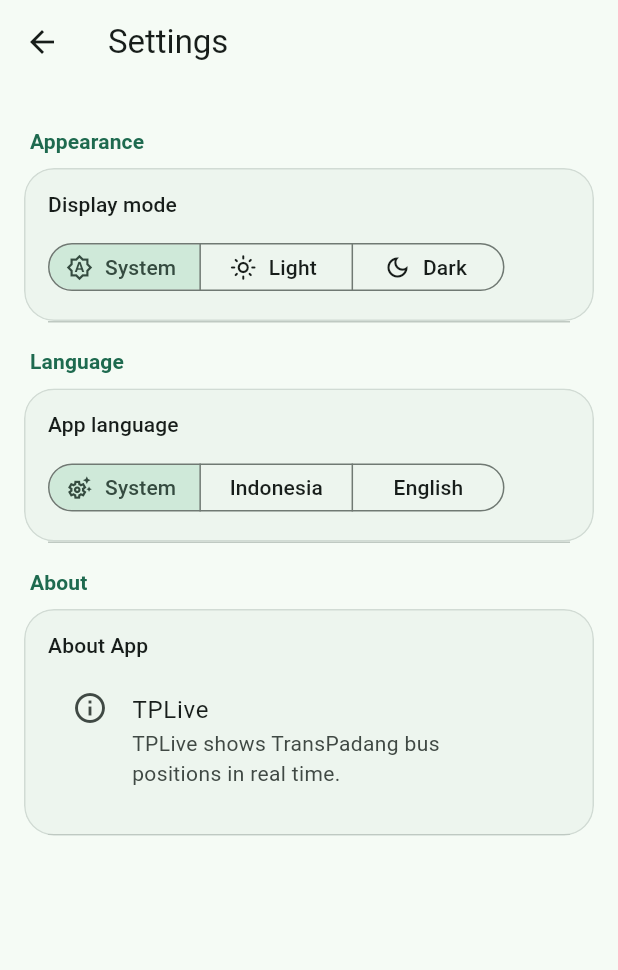
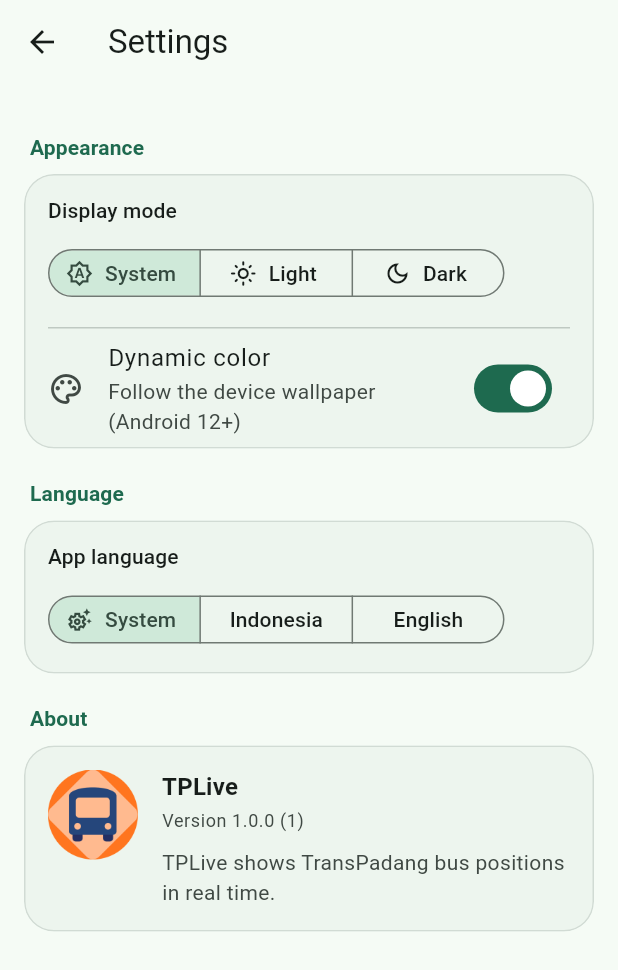
Before and after one commit to dwikyalfira/TPLive-Transpadang-Bus-Tracker, a Flutter app: the SettingsScreen screen opened directly, on a phone screen of 412 x 824 dp. Shown: the top 970 px of the screen. Run offline on Flutter 3.47's test engine with Material 3 defaults, Android fonts, the light colour scheme and no system bars; drawn by our look-alikes of dynamic_color; our stand-ins replace flutter_riverpod, geolocator, latlong2, package_info_plus, shared_preferences; accounts and stored records are empty; network calls fail.

Commit message:
feat(settings): restore dynamic color toggle and revamp About section
Adds dynamic color switch back to settings (wired to existing theme dynamic color logic), tidies layout by moving dividers inside cards, and revamps About with the app logo and version info (package_info_plus). Updates l10n keys and tests accordingly.

```diff
--- a/lib/features/settings/presentation/settings_screen.dart
+++ b/lib/features/settings/presentation/settings_screen.dart
@@ -1,5 +1,6 @@
 import 'package:flutter/material.dart';
 import 'package:flutter_riverpod/flutter_riverpod.dart';
+import 'package:package_info_plus/package_info_plus.dart';
 
 import '../../../core/settings.dart';
 import '../../../l10n/app_localizations.dart';
@@ -36,7 +37,7 @@ class _SectionLabel extends StatelessWidget {
   Widget build(BuildContext context) {
     final theme = Theme.of(context);
     return Padding(
-      padding: const EdgeInsets.fromLTRB(4, 16, 4, 8),
+      padding: const EdgeInsets.fromLTRB(4, 20, 4, 8),
       child: Text(
         text,
         style: theme.textTheme.titleSmall?.copyWith(
@@ -112,8 +113,6 @@ class _CardDivider extends StatelessWidget {
 
 // --- Class SettingsScreen ---
 
-/// Halaman preferensi aplikasi bergaya Material 3: mode tampilan, warna
-/// dinamis, bahasa.
 class SettingsScreen extends ConsumerWidget {
   const SettingsScreen({super.key});
 
@@ -158,9 +157,16 @@ class SettingsScreen extends ConsumerWidget {
                       notifier.setThemeMode(selection.first),
                 ),
               ),
+              const _CardDivider(),
+              SwitchListTile(
+                secondary: const Icon(Icons.palette_outlined),
+                title: Text(l10n.dynamicColorTitle),
+                subtitle: Text(l10n.dynamicColorSubtitle),
+                value: settings.useDynamicColor,
+                onChanged: notifier.setUseDynamicColor,
+              ),
             ],
           ),
-          _CardDivider(),
           _SectionLabel(text: l10n.sectionLanguage),
           _SettingsCard(
             children: [
@@ -191,29 +197,99 @@ class SettingsScreen extends ConsumerWidget {
               ),
             ],
           ),
-          _CardDivider(),
           _SectionLabel(text: l10n.sectionAbout),
-          _SettingsCard(
-            children: [
-              _OptionBlock(
-                title: l10n.aboutTitle,
-                child: ListTile(
-                  leading: const Icon(Icons.info_outline),
-                  title: const Text('TPLive'),
-                  subtitle: Text(l10n.aboutAppDescription),
-                  isThreeLine: true,
-                ),
-              ),
-              const _CardDivider(),
-            ],
-          ),
+          const _AboutCard(),
         ],
       ),
     );
   }
 
   ButtonStyle get _segmentStyle => SegmentedButton.styleFrom(
-      visualDensity: VisualDensity.compact,
-      padding: const EdgeInsets.symmetric(horizontal: 10),
+        visualDensity: VisualDensity.compact,
+        padding: const EdgeInsets.symmetric(horizontal: 10),
+      );
+}
+
+/// Kartu "Tentang": logo aplikasi, nama, versi, dan deskripsi singkat.
+class _AboutCard extends StatelessWidget {
+  const _AboutCard();
+
+  static const _logoAsset = 'assets/logo/tpl_logo_original.png';
+
+  @override
+  Widget build(BuildContext context) {
+    final l10n = AppLocalizations.of(context);
+    final theme = Theme.of(context);
+
+    return _SettingsCard(
+      children: [
+        Padding(
+          padding: const EdgeInsets.all(16),
+          child: Row(
+            crossAxisAlignment: CrossAxisAlignment.start,
+            children: [
+              ClipRRect(
+                borderRadius: BorderRadius.circular(16),
+                child: Image.asset(
+                  _logoAsset,
+                  width: 60,
+                  height: 60,
+                  fit: BoxFit.cover,
+                ),
+              ),
+              const SizedBox(width: 16),
+              Expanded(
+                child: Column(
+                  crossAxisAlignment: CrossAxisAlignment.start,
+                  children: [
+                    Text(
+                      'TPLive',
+                      style: theme.textTheme.titleMedium
+                          ?.copyWith(fontWeight: FontWeight.bold),
+                    ),
+                    const SizedBox(height: 2),
+                    const _AppVersionText(),
+                    const SizedBox(height: 10),
+                    Text(
+                      l10n.aboutAppDescription,
+                      style: theme.textTheme.bodyMedium?.copyWith(
+                        color: theme.colorScheme.onSurfaceVariant,
+                      ),
+                    ),
+                  ],
+                ),
+              ),
+            ],
+          ),
+        ),
+      ],
     );
+  }
 }
+
+/// Menampilkan versi aplikasi (mis. "Versi 1.0.0 (1)") dari paket.
+class _AppVersionText extends StatelessWidget {
+  const _AppVersionText();
+
+  @override
+  Widget build(BuildContext context) {
+    final l10n = AppLocalizations.of(context);
+    final theme = Theme.of(context);
+    final style = theme.textTheme.bodySmall
+        ?.copyWith(color: theme.colorScheme.onSurfaceVariant);
+
+    return FutureBuilder<PackageInfo>(
+      future: PackageInfo.fromPlatform(),
+      builder: (context, snapshot) {
+        final info = snapshot.data;
+        if (info == null) {
+          return Text('', style: style);
+        }
+        return Text(
+          l10n.aboutVersion('${info.version} (${info.buildNumber})'),
+          style: style,
+        );
+      },
+    );
+  }
+}
--- a/lib/l10n/app_en.arb
+++ b/lib/l10n/app_en.arb
@@ -141,6 +141,14 @@
   "languageEnglish": "English",
   "sectionAbout": "About",
   "aboutTitle": "About App",
+  "aboutVersion": "Version {version}",
+  "@aboutVersion": {
+    "placeholders": {
+      "version": {
+        "type": "String"
+      }
+    }
+  },
   "aboutAppDescription": "TPLive shows TransPadang bus positions in real time.",
   "demoModeTitle": "Demo mode",
   "demoModeSubtitle": "Use fake bus data for development"
--- a/lib/l10n/app_id.arb
+++ b/lib/l10n/app_id.arb
@@ -323,6 +323,14 @@
   "languageEnglish": "English",
   "sectionAbout": "Tentang",
   "aboutTitle": "Tentang Aplikasi",
+  "aboutVersion": "Versi {version}",
+  "@aboutVersion": {
+    "placeholders": {
+      "version": {
+        "type": "String"
+      }
+    }
+  },
   "aboutAppDescription": "TPLive menampilkan posisi bus TransPadang secara real-time.",
   "demoModeTitle": "Mode demo",
   "demoModeSubtitle": "Gunakan data bus palsu untuk pengembangan"
--- a/lib/l10n/app_localizations.dart
+++ b/lib/l10n/app_localizations.dart
@@ -867,6 +867,12 @@ abstract class AppLocalizations {
   /// **'Tentang Aplikasi'**
   String get aboutTitle;
 
+  /// No description provided for @aboutVersion.
+  ///
+  /// In id, this message translates to:
+  /// **'Versi {version}'**
+  String aboutVersion(String version);
+
   /// No description provided for @aboutAppDescription.
   ///
   /// In id, this message translates to:
--- a/lib/l10n/app_localizations_en.dart
+++ b/lib/l10n/app_localizations_en.dart
@@ -458,6 +458,11 @@ class AppLocalizationsEn extends AppLocalizations {
   String get aboutTitle => 'About App';
 
   @override
+  String aboutVersion(String version) {
+    return 'Version $version';
+  }
+
+  @override
   String get aboutAppDescription => 'TPLive shows TransPadang bus positions in real time.';
 
   @override
--- a/lib/l10n/app_localizations_id.dart
+++ b/lib/l10n/app_localizations_id.dart
@@ -458,6 +458,11 @@ class AppLocalizationsId extends AppLocalizations {
   String get aboutTitle => 'Tentang Aplikasi';
 
   @override
+  String aboutVersion(String version) {
+    return 'Versi $version';
+  }
+
+  @override
   String get aboutAppDescription => 'TPLive menampilkan posisi bus TransPadang secara real-time.';
 
   @override
--- a/pubspec.yaml
+++ b/pubspec.yaml
@@ -57,6 +57,7 @@ dependencies:
 
   # Material You / dynamic color (mengikuti warna wallpaper Android 12+)
   dynamic_color: 1.6.8
+  package_info_plus: ^8.0.2
 
 dev_dependencies:
   flutter_test:
```
Also changed, not shown: pubspec.lock, 1 other file.
